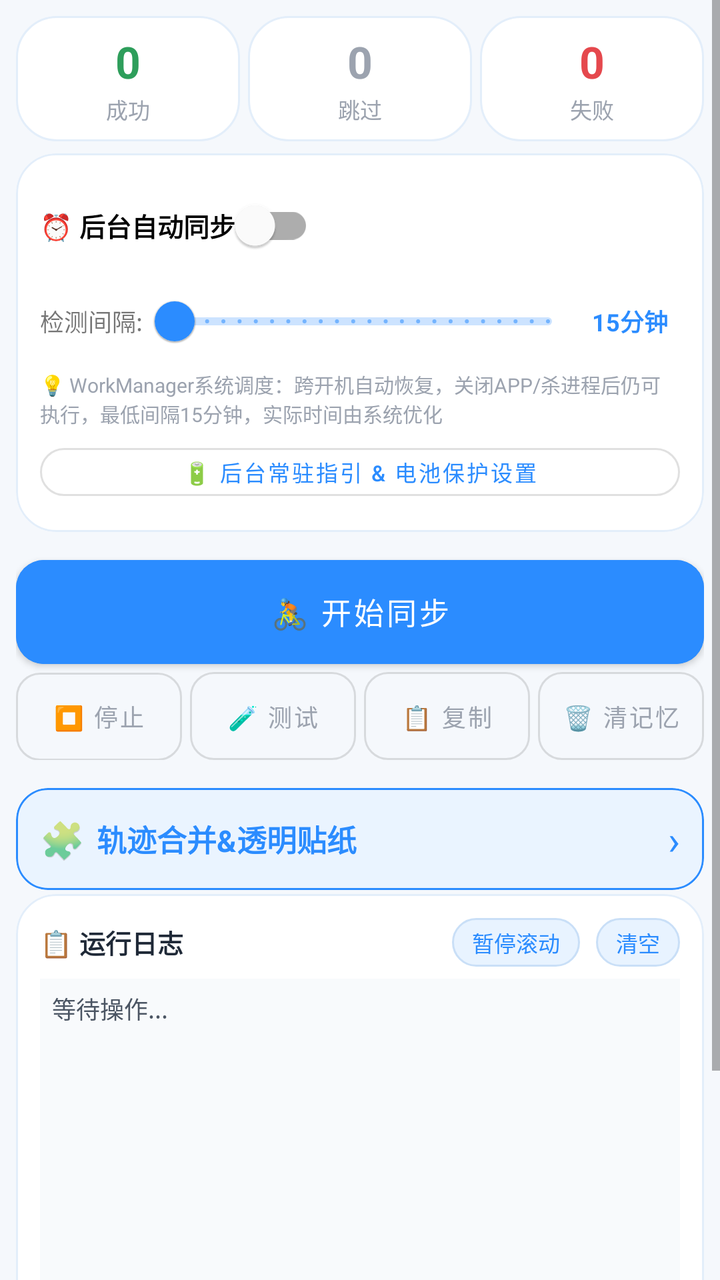
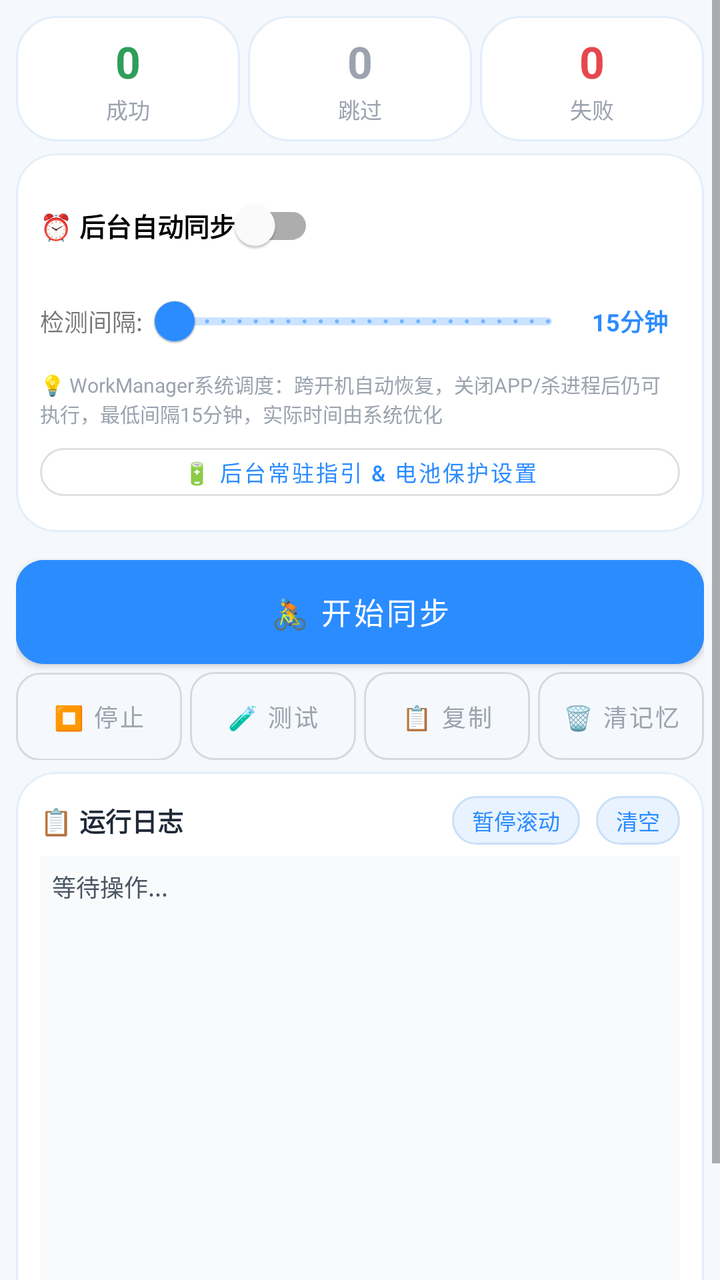

Compare the two renders of this Android layout. The source of the first and the diff that turns it into the second are given below.
<!-- AndroidManifest.xml: application theme Theme.JichiOB -->
<!-- res/layout/fragment_sync.xml -->
<?xml version="1.0" encoding="utf-8"?>
<ScrollView xmlns:android="http://schemas.android.com/apk/res/android"
    xmlns:app="http://schemas.android.com/apk/res-auto"
    android:layout_width="match_parent"
    android:layout_height="match_parent"
    android:background="@color/bg_light"
    android:fillViewport="true">

    <LinearLayout
        android:layout_width="match_parent"
        android:layout_height="wrap_content"
        android:orientation="vertical"
        android:padding="8dp">

        
        <LinearLayout
            android:layout_width="match_parent"
            android:layout_height="wrap_content"
            android:layout_marginBottom="6dp"
            android:orientation="horizontal">

            <LinearLayout
                android:layout_width="0dp"
                android:layout_height="wrap_content"
                android:layout_weight="1"
                android:layout_marginEnd="4dp"
                android:orientation="vertical"
                android:gravity="center"
                android:padding="8dp"
                android:background="@drawable/bg_note_card">
                <TextView
                    android:id="@+id/tvStatOk"
                    android:layout_width="wrap_content"
                    android:layout_height="wrap_content"
                    android:text="0"
                    android:textColor="@color/log_success"
                    android:textSize="22sp"
                    android:textStyle="bold" />
                <TextView
                    android:layout_width="wrap_content"
                    android:layout_height="wrap_content"
                    android:text="成功"
                    android:textColor="@color/text_secondary"
                    android:textSize="11sp"
                    android:layout_marginTop="1dp" />
            </LinearLayout>

            <LinearLayout
                android:layout_width="0dp"
                android:layout_height="wrap_content"
                android:layout_weight="1"
                android:layout_marginEnd="4dp"
                android:orientation="vertical"
                android:gravity="center"
                android:padding="8dp"
                android:background="@drawable/bg_note_card">
                <TextView
                    android:id="@+id/tvStatSkip"
                    android:layout_width="wrap_content"
                    android:layout_height="wrap_content"
                    android:text="0"
                    android:textColor="@color/log_skip"
                    android:textSize="22sp"
                    android:textStyle="bold" />
                <TextView
                    android:layout_width="wrap_content"
                    android:layout_height="wrap_content"
                    android:text="跳过"
                    android:textColor="@color/text_secondary"
                    android:textSize="11sp"
                    android:layout_marginTop="1dp" />
            </LinearLayout>

            <LinearLayout
                android:layout_width="0dp"
                android:layout_height="wrap_content"
                android:layout_weight="1"
                android:orientation="vertical"
                android:gravity="center"
                android:padding="8dp"
                android:background="@drawable/bg_note_card">
                <TextView
                    android:id="@+id/tvStatFail"
                    android:layout_width="wrap_content"
                    android:layout_height="wrap_content"
                    android:text="0"
                    android:textColor="@color/log_error"
                    android:textSize="22sp"
                    android:textStyle="bold" />
                <TextView
                    android:layout_width="wrap_content"
                    android:layout_height="wrap_content"
                    android:text="失败"
                    android:textColor="@color/text_secondary"
                    android:textSize="11sp"
                    android:layout_marginTop="1dp" />
            </LinearLayout>
        </LinearLayout>

        
        <com.google.android.material.card.MaterialCardView
            android:layout_width="match_parent"
            android:layout_height="wrap_content"
            android:layout_marginBottom="6dp"
            app:cardCornerRadius="20dp"
            app:cardElevation="0dp"
            app:strokeColor="#E3EEFA"
            app:strokeWidth="1dp">
            <LinearLayout android:layout_width="match_parent" android:layout_height="wrap_content" android:orientation="vertical" android:padding="12dp">
                <com.google.android.material.switchmaterial.SwitchMaterial android:id="@+id/switchAutoSync" android:layout_width="wrap_content" android:layout_height="wrap_content" android:text="⏰ 后台自动同步" android:textSize="13sp" android:textStyle="bold" />
                <LinearLayout android:layout_width="match_parent" android:layout_height="wrap_content" android:orientation="horizontal" android:gravity="center_vertical">
                    <TextView android:layout_width="wrap_content" android:layout_height="wrap_content" android:text="检测间隔:" android:textSize="12sp" />
                    <com.google.android.material.slider.Slider android:id="@+id/sliderAutoInterval" android:layout_width="0dp" android:layout_height="wrap_content" android:layout_weight="1" android:valueFrom="900" android:valueTo="3600" android:stepSize="60" android:value="900" app:thumbColor="@color/primary" app:trackColorActive="@color/primary" />
                    <TextView android:id="@+id/tvAutoInterval" android:layout_width="50dp" android:layout_height="wrap_content" android:text="15分钟" android:textSize="12sp" android:textStyle="bold" android:gravity="center" android:textColor="@color/primary" />
                </LinearLayout>
                <TextView android:layout_width="match_parent" android:layout_height="wrap_content" android:text="💡 WorkManager系统调度：跨开机自动恢复，关闭APP/杀进程后仍可执行，最低间隔15分钟，实际时间由系统优化" android:textSize="10sp" android:textColor="@color/text_secondary" />
                <com.google.android.material.button.MaterialButton android:id="@+id/btnPowerGuide" android:layout_width="match_parent" android:layout_height="36dp" android:layout_marginTop="4dp" android:text="🔋 后台常驻指引 &amp; 电池保护设置" android:textSize="11sp" style="@style/Widget.MaterialComponents.Button.OutlinedButton" app:cornerRadius="14dp" />
            </LinearLayout>
        </com.google.android.material.card.MaterialCardView>

        
        <com.google.android.material.button.MaterialButton
            android:id="@+id/btnSync"
            android:layout_width="match_parent"
            android:layout_height="52dp"
            android:layout_marginTop="8dp"
            android:insetTop="0dp"
            android:insetBottom="0dp"
            android:text="🚴 开始同步"
            android:textSize="15sp"
            android:backgroundTint="@color/gradient_end"
            app:cornerRadius="14dp" />

        
        <com.jichi.ob.ui.LinearProgressView
            android:id="@+id/progressBar"
            android:layout_width="match_parent"
            android:layout_height="14dp"
            android:layout_marginTop="8dp"
            android:layout_marginBottom="2dp"
            android:visibility="gone" />

        
        <LinearLayout android:layout_width="match_parent" android:layout_height="wrap_content" android:layout_marginTop="4dp" android:layout_marginBottom="6dp" android:orientation="horizontal">
            <com.google.android.material.button.MaterialButton android:id="@+id/btnStop" android:layout_width="0dp" android:layout_height="44dp" android:layout_weight="1" android:layout_marginEnd="4dp" android:insetTop="0dp" android:insetBottom="0dp" android:minWidth="0dp" android:maxLines="1" android:singleLine="true" android:ellipsize="none" android:paddingStart="2dp" android:paddingEnd="2dp" android:gravity="center" android:text="⏹ 停止" android:textSize="12sp" android:enabled="false" style="@style/Widget.MaterialComponents.Button.OutlinedButton" android:textColor="@color/text_secondary" app:cornerRadius="12dp" />
            <com.google.android.material.button.MaterialButton android:id="@+id/btnTestDownload" android:layout_width="0dp" android:layout_height="44dp" android:layout_weight="1" android:layout_marginEnd="4dp" android:insetTop="0dp" android:insetBottom="0dp" android:minWidth="0dp" android:maxLines="1" android:singleLine="true" android:ellipsize="none" android:paddingStart="2dp" android:paddingEnd="2dp" android:gravity="center" android:text="🧪 测试" android:textSize="12sp" style="@style/Widget.MaterialComponents.Button.OutlinedButton" android:textColor="@color/text_secondary" app:cornerRadius="12dp" />
            <com.google.android.material.button.MaterialButton android:id="@+id/btnCopyLog" android:layout_width="0dp" android:layout_height="44dp" android:layout_weight="1" android:layout_marginEnd="4dp" android:insetTop="0dp" android:insetBottom="0dp" android:minWidth="0dp" android:maxLines="1" android:singleLine="true" android:ellipsize="none" android:paddingStart="2dp" android:paddingEnd="2dp" android:gravity="center" android:text="📋 复制" android:textSize="12sp" style="@style/Widget.MaterialComponents.Button.OutlinedButton" android:textColor="@color/text_secondary" app:cornerRadius="12dp" />
            <com.google.android.material.button.MaterialButton android:id="@+id/btnClearSync" android:layout_width="0dp" android:layout_height="44dp" android:layout_weight="1" android:insetTop="0dp" android:insetBottom="0dp" android:minWidth="0dp" android:maxLines="1" android:singleLine="true" android:ellipsize="none" android:paddingStart="2dp" android:paddingEnd="2dp" android:gravity="center" android:text="🗑 清记忆" android:textSize="12sp" style="@style/Widget.MaterialComponents.Button.OutlinedButton" android:textColor="@color/text_secondary" app:cornerRadius="12dp" />
        </LinearLayout>

        
        <com.google.android.material.card.MaterialCardView
            android:id="@+id/cardMerge"
            android:layout_width="match_parent"
            android:layout_height="wrap_content"
            android:layout_marginTop="8dp"
            android:layout_marginBottom="2dp"
            android:clickable="true"
            android:focusable="true"
            app:cardCornerRadius="16dp"
            app:cardElevation="0dp"
            app:cardBackgroundColor="#EAF4FF"
            app:strokeColor="@color/primary"
            app:strokeWidth="1dp">
            <LinearLayout
                android:layout_width="match_parent"
                android:layout_height="wrap_content"
                android:orientation="vertical"
                android:padding="12dp">
                <LinearLayout
                    android:layout_width="match_parent"
                    android:layout_height="wrap_content"
                    android:orientation="horizontal"
                    android:gravity="center_vertical">
                    <TextView
                        android:layout_width="wrap_content"
                        android:layout_height="wrap_content"
                        android:text="🧩"
                        android:textSize="18sp" />
                    <TextView
                        android:layout_width="wrap_content"
                        android:layout_height="wrap_content"
                        android:layout_marginStart="6dp"
                        android:text="轨迹合并&amp;透明贴纸"
                        android:textSize="15sp"
                        android:textStyle="bold"
                        android:textColor="@color/primary" />
                    <TextView
                        android:layout_width="0dp"
                        android:layout_height="wrap_content"
                        android:layout_weight="1"
                        android:gravity="end"
                        android:text="›"
                        android:textSize="20sp"
                        android:textColor="@color/primary" />
                </LinearLayout>
            </LinearLayout>
        </com.google.android.material.card.MaterialCardView>

        
        <com.google.android.material.card.MaterialCardView android:layout_width="match_parent" android:layout_height="wrap_content" android:layout_marginBottom="6dp" app:cardCornerRadius="20dp" app:cardElevation="0dp"
            app:strokeColor="#E3EEFA"
            app:strokeWidth="1dp">
            <LinearLayout android:layout_width="match_parent" android:layout_height="wrap_content" android:orientation="vertical" android:padding="12dp">
                <LinearLayout
                    android:layout_width="match_parent"
                    android:layout_height="wrap_content"
                    android:orientation="horizontal"
                    android:gravity="center_vertical">
                    <TextView
                        android:layout_width="0dp"
                        android:layout_height="wrap_content"
                        android:layout_weight="1"
                        android:text="📋 运行日志"
                        android:textSize="13sp"
                        android:textStyle="bold"
                        android:textColor="@color/text_primary" />
                    <TextView
                        android:id="@+id/btnPauseLog"
                        android:layout_width="wrap_content"
                        android:layout_height="wrap_content"
                        android:paddingStart="10dp"
                        android:paddingTop="4dp"
                        android:paddingEnd="10dp"
                        android:paddingBottom="4dp"
                        android:background="@drawable/bg_check_update"
                        android:clickable="true"
                        android:focusable="true"
                        android:text="暂停滚动"
                        android:textColor="@color/primary"
                        android:textSize="11sp" />
                    <TextView
                        android:id="@+id/btnClearLog"
                        android:layout_width="wrap_content"
                        android:layout_height="wrap_content"
                        android:layout_marginStart="8dp"
                        android:paddingStart="10dp"
                        android:paddingTop="4dp"
                        android:paddingEnd="10dp"
                        android:paddingBottom="4dp"
                        android:background="@drawable/bg_check_update"
                        android:clickable="true"
                        android:focusable="true"
                        android:text="清空"
                        android:textColor="@color/primary"
                        android:textSize="11sp" />
                </LinearLayout>
                <ScrollView android:id="@+id/svLog" android:layout_width="match_parent" android:layout_height="250dp" android:nestedScrollingEnabled="true" android:layout_marginTop="6dp" android:background="#F8FAFC" android:padding="6dp">
                    <TextView android:id="@+id/tvLog" android:layout_width="match_parent" android:layout_height="wrap_content" android:text="等待操作..." android:textSize="12sp" android:lineSpacingExtra="3dp" android:textColor="@color/log_normal" />
                </ScrollView>
            </LinearLayout>
        </com.google.android.material.card.MaterialCardView>
    </LinearLayout>
</ScrollView>
<!-- resources referenced by this layout -->
<resources>
  <color name="bg_light">#F5F8FC</color>
  <color name="gradient_end">#2B8CFF</color>
  <color name="log_error">#E5484D</color>
  <color name="log_normal">#4B5563</color>
  <color name="log_skip">#9CA3AF</color>
  <color name="log_success">#2E9E5B</color>
  <color name="primary">#2B8CFF</color>
  <color name="text_primary">#1F2937</color>
  <color name="text_secondary">#9CA3AF</color>
  <!-- drawable bg_check_update (drawable) -->
  <?xml version="1.0" encoding="utf-8"?>
  <shape xmlns:android="http://schemas.android.com/apk/res/android"
      android:shape="rectangle">
      <solid android:color="#E8F3FF" />
      <corners android:radius="18dp" />
      <stroke
          android:width="1dp"
          android:color="#C9DFF7" />
  </shape>
  <!-- drawable bg_note_card (drawable) -->
  <?xml version="1.0" encoding="utf-8"?>
  <shape xmlns:android="http://schemas.android.com/apk/res/android"
      android:shape="rectangle">
      <solid android:color="#FFFFFF" />
      <corners android:radius="20dp" />
      <stroke android:width="1dp" android:color="#E3EEFA" />
  </shape>
  <style name="Theme.JichiOB" parent="Theme.MaterialComponents.Light.NoActionBar">
          <item name="colorPrimary">@color/primary</item>
          <item name="colorPrimaryDark">@color/primary_dark</item>
          <item name="colorAccent">@color/primary</item>
          <item name="android:statusBarColor">@color/bg_light</item>
          <item name="android:windowBackground">@color/bg_light</item>
      </style>
  <color name="primary_dark">#1A6FDB</color>
</resources>

<!-- the commit's change to res/layout/fragment_sync.xml (unified diff, before → after) -->
@@ -149,53 +149,6 @@
         </LinearLayout>
 
         
-        <com.google.android.material.card.MaterialCardView
-            android:id="@+id/cardMerge"
-            android:layout_width="match_parent"
-            android:layout_height="wrap_content"
-            android:layout_marginTop="8dp"
-            android:layout_marginBottom="2dp"
-            android:clickable="true"
-            android:focusable="true"
-            app:cardCornerRadius="16dp"
-            app:cardElevation="0dp"
-            app:cardBackgroundColor="#EAF4FF"
-            app:strokeColor="@color/primary"
-            app:strokeWidth="1dp">
-            <LinearLayout
-                android:layout_width="match_parent"
-                android:layout_height="wrap_content"
-                android:orientation="vertical"
-                android:padding="12dp">
-                <LinearLayout
-                    android:layout_width="match_parent"
-                    android:layout_height="wrap_content"
-                    android:orientation="horizontal"
-                    android:gravity="center_vertical">
-                    <TextView
-                        android:layout_width="wrap_content"
-                        android:layout_height="wrap_content"
-                        android:text="🧩"
-                        android:textSize="18sp" />
-                    <TextView
-                        android:layout_width="wrap_content"
-                        android:layout_height="wrap_content"
-                        android:layout_marginStart="6dp"
-                        android:text="轨迹合并&amp;透明贴纸"
-                        android:textSize="15sp"
-                        android:textStyle="bold"
-                        android:textColor="@color/primary" />
-                    <TextView
-                        android:layout_width="0dp"
-                        android:layout_height="wrap_content"
-                        android:layout_weight="1"
-                        android:gravity="end"
-                        android:text="›"
-                        android:textSize="20sp"
-                        android:textColor="@color/primary" />
-                </LinearLayout>
-            </LinearLayout>
-        </com.google.android.material.card.MaterialCardView>
 
         
         <com.google.android.material.card.MaterialCardView android:layout_width="match_parent" android:layout_height="wrap_content" android:layout_marginBottom="6dp" app:cardCornerRadius="20dp" app:cardElevation="0dp"
